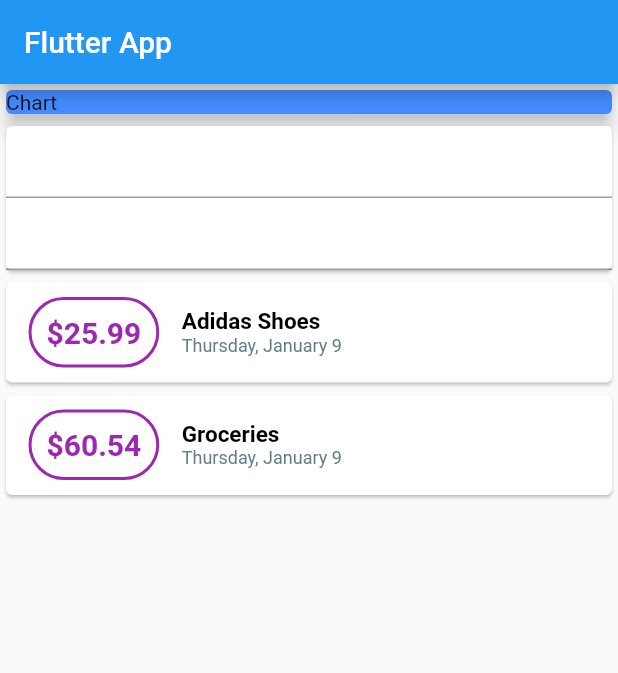
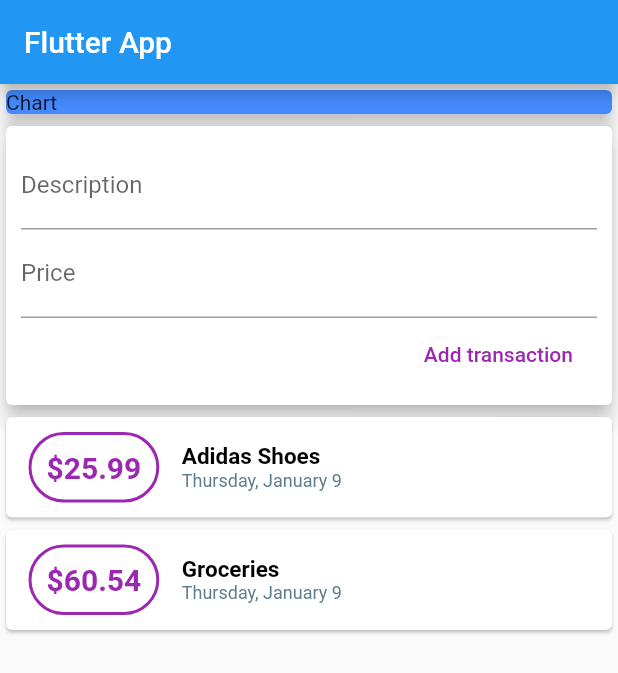
Before and after one commit to Bluesamyou/flutter_expense_tracker, a Flutter app: the screen it shows after launch, on a phone screen of 412 x 824 dp. Shown: the top 673 px of the screen. Run offline on Flutter 3.47's test engine with Material 2 defaults, Android fonts, the phone set to English and light mode, and no system bars.

Commit message:
Completed input form layout

```diff
--- a/lib/main.dart
+++ b/lib/main.dart
@@ -57,9 +57,29 @@ class MyHomePage extends StatelessWidget {
             ),
           ),
           Card(
-            child: Column(
-              children: <Widget>[TextField(), TextField()],
-            ),
+            elevation: 5,
+            child: Container(
+                padding: EdgeInsets.all(10),
+                child: Column(
+                  crossAxisAlignment: CrossAxisAlignment.end,
+                  children: <Widget>[
+                    TextField(
+                      decoration: InputDecoration(labelText: "Description"),
+                    ),
+                    TextField(
+                      decoration: InputDecoration(labelText: "Price"),
+                    ),
+                    FlatButton(
+                      child: Text(
+                        "Add transaction",
+                        style: TextStyle(
+                          color: Colors.purple,
+                        ),
+                      ),
+                      onPressed: () => {},
+                    )
+                  ],
+                )),
           ),
           Column(
             children: transactions.map((transaction) {
```
